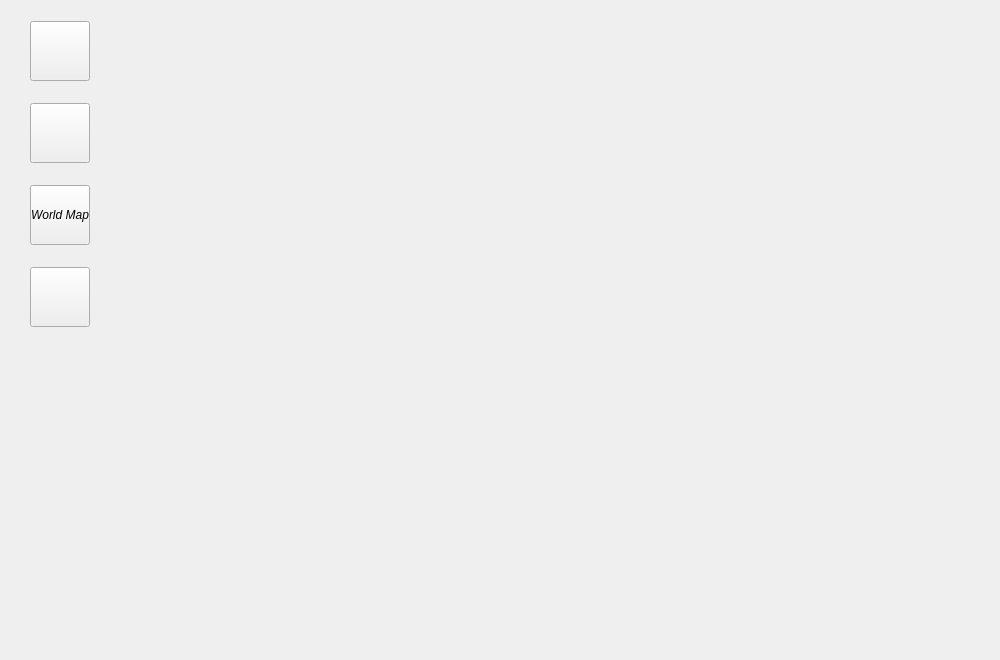
Old version of the form mainwindow.ui in the repository Zeteox/AsteriaGame.
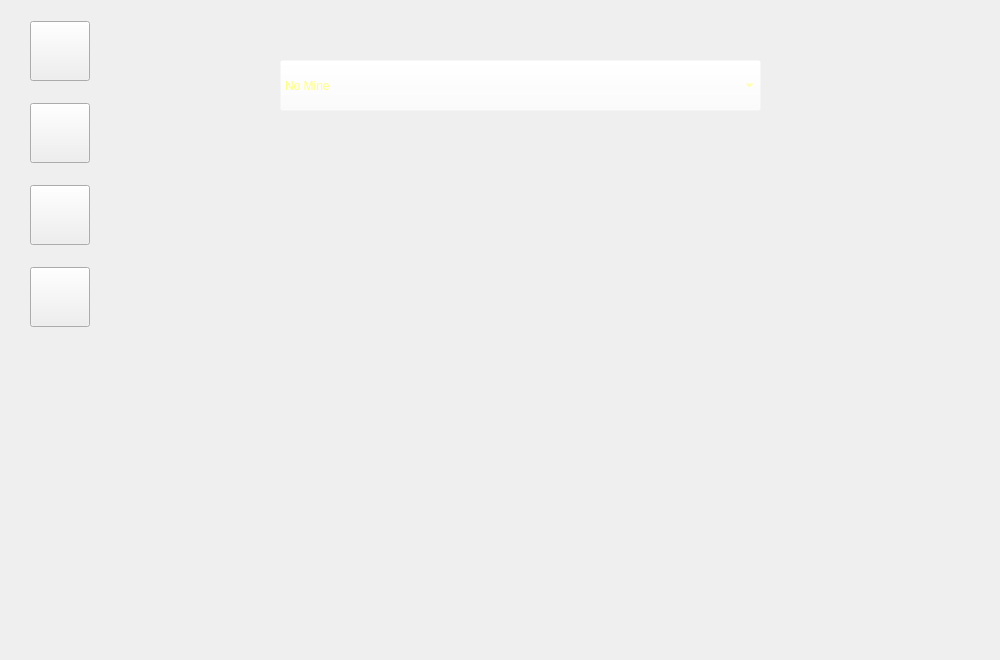
New version of the form. The open tabs and pages were chosen to show the change. Icons and pictures are not drawn.

Commit message: started the mine

Diff of the .ui file:
```diff
--- a/mainwindow.ui
+++ b/mainwindow.ui
@@ -2005,6 +2005,68 @@
        <property name="styleSheet">
         <string notr="true">border-image: url(:/Images/Images/Background/maps habitation/grote.jpeg);</string>
        </property>
+       <widget class="QStackedWidget" name="stackedWidget">
+        <property name="geometry">
+         <rect>
+          <x>0</x>
+          <y>0</y>
+          <width>1001</width>
+          <height>661</height>
+         </rect>
+        </property>
+        <property name="styleSheet">
+         <string notr="true">background-color: rgba(255, 255, 255, 0);</string>
+        </property>
+        <property name="currentIndex">
+         <number>0</number>
+        </property>
+        <widget class="QWidget" name="p1_mineEntry">
+         <widget class="QComboBox" name="cbox_mines">
+          <property name="geometry">
+           <rect>
+            <x>280</x>
+            <y>60</y>
+            <width>481</width>
+            <height>51</height>
+           </rect>
+          </property>
+          <property name="styleSheet">
+           <string notr="true">font: 25pt &quot;Algerian&quot;;
+border-image: url(:/Images/Images/Void.png);
+color: rgb(255, 255, 127);
+</string>
+          </property>
+          <property name="insertPolicy">
+           <enum>QComboBox::InsertPolicy::InsertAtBottom</enum>
+          </property>
+          <item>
+           <property name="text">
+            <string>No Mine</string>
+           </property>
+          </item>
+         </widget>
+         <widget class="QLabel" name="lbl_minePic">
+          <property name="geometry">
+           <rect>
+            <x>250</x>
+            <y>0</y>
+            <width>551</width>
+            <height>171</height>
+           </rect>
+          </property>
+          <property name="styleSheet">
+           <string notr="true">border-image: url(:/Images/Images/Background/Header Background.png);</string>
+          </property>
+          <property name="text">
+           <string/>
+          </property>
+         </widget>
+         <zorder>lbl_minePic</zorder>
+         <zorder>cbox_mines</zorder>
+        </widget>
+        <widget class="QWidget" name="p2_mineMenu"/>
+        <widget class="QWidget" name="p3_mineBattlefield"/>
+       </widget>
       </widget>
      </widget>
      <widget class="QFrame" name="verticalFrame">
@@ -2103,8 +2165,16 @@
            <height>60</height>
           </size>
          </property>
+         <property name="styleSheet">
+          <string notr="true">QPushButton#btn_worldMap:!hover{
+	border-image: url(:/Images/Images/Button/icone/maps icon2.png);
+}
+QPushButton#btn_worldMap:hover{
+	border-image: url(:/Images/Images/Button/icone/map icone.png);
+}</string>
+         </property>
          <property name="text">
-          <string>World Map</string>
+          <string/>
          </property>
         </widget>
        </item>
```
Left out of the diff: 10 changed lines with no effect on the pictures. The commit also changes 1 other file.
